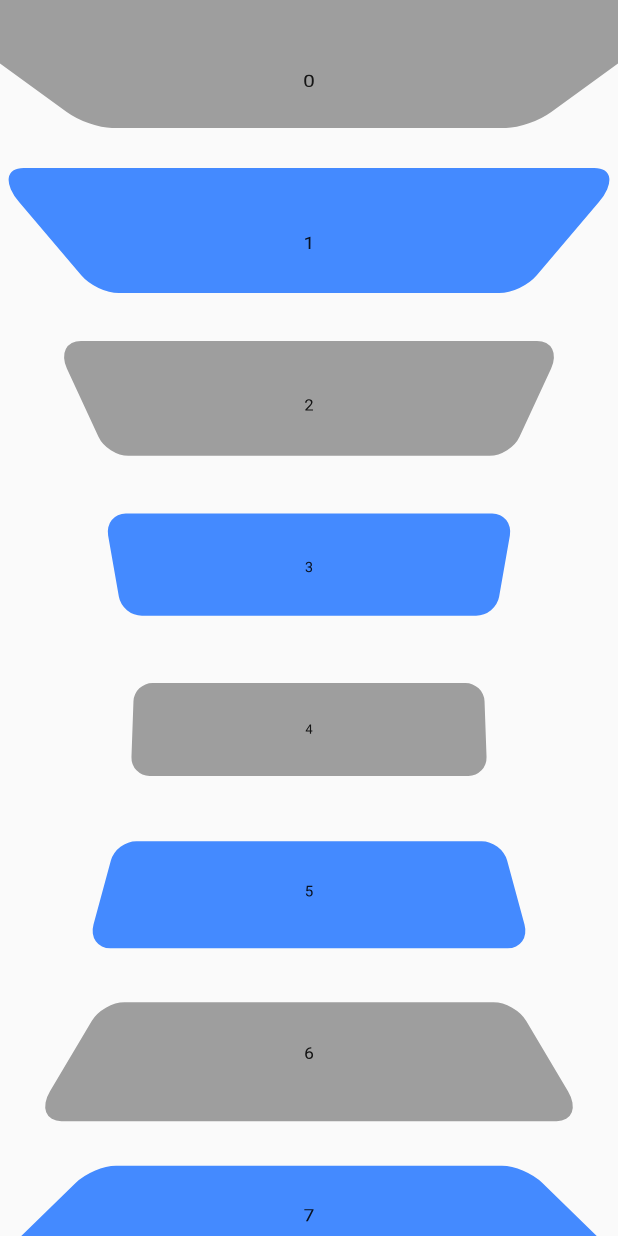
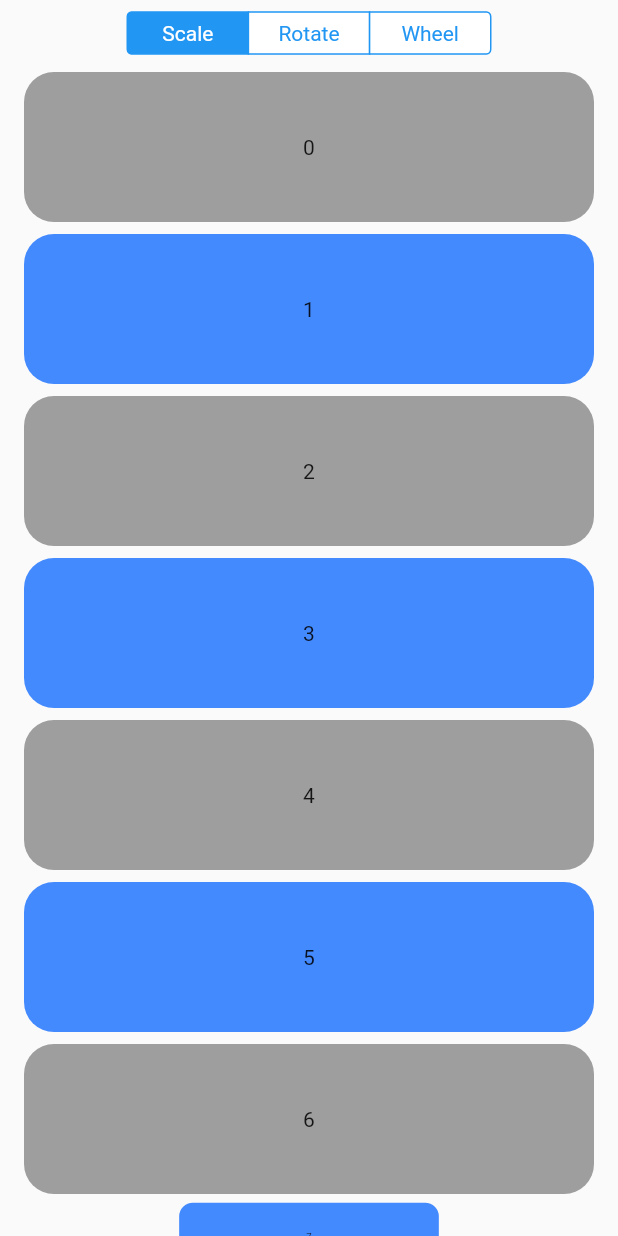
Before and after one commit to TBR-Group-software/transformable_list_view, a Flutter app: the screen it shows after launch, on a phone screen of 412 x 824 dp. Run offline on Flutter 3.47's test engine with Material 2 defaults, Android fonts, the phone set to English and light mode, and no system bars.

Commit message:
example updated with CupertinoSegmentedControl

```diff
--- a/example/lib/screens/example_screen.dart
+++ b/example/lib/screens/example_screen.dart
@@ -1,11 +1,17 @@
 import 'dart:math';
 
+import 'package:flutter/cupertino.dart';
 import 'package:flutter/material.dart';
 import 'package:transformable_list_view/transformable_list_view.dart';
 
-class ExampleScreen extends StatelessWidget {
+class ExampleScreen extends StatefulWidget {
   const ExampleScreen({Key? key}) : super(key: key);
 
+  @override
+  State<ExampleScreen> createState() => _ExampleScreenState();
+}
+
+class _ExampleScreenState extends State<ExampleScreen> {
   Matrix4 getScaleDownMatrix(TransformableListItem item) {
     /// final scale of child when the animation is completed
     const endScaleBound = 0.3;
@@ -80,9 +86,12 @@ class ExampleScreen extends StatelessWidget {
   }
 
   Matrix4 getWheelMatrix(TransformableListItem item) {
+    /// rotate item to 36 degrees
     const maxRotationTurnsInRadians = pi / 5.0;
     const minScale = 0.6;
     const maxScale = 1.0;
+
+    /// perception of depth when the item rotates
     const depthFactor = 0.01;
 
     /// offset when [animationProgress] == 0
@@ -106,11 +115,46 @@ class ExampleScreen extends StatelessWidget {
     return result;
   }
 
+  late final transformMatrices = {
+    'Scale': getScaleDownMatrix,
+    'Rotate': getRotateMatrix,
+    'Wheel': getWheelMatrix,
+  };
+
+  late String currentMatrix = transformMatrices.entries.first.key;
+
   @override
   Widget build(BuildContext context) {
     return Scaffold(
-      body: TransformableListView.builder(
-        getTransformMatrix: getWheelMatrix,
+      body: Column(
+        children: [
+          SafeArea(
+            minimum: const EdgeInsets.symmetric(vertical: 8),
+            child: CupertinoSegmentedControl<String>(
+              children: {
+                for (final matrixTitle in transformMatrices.keys)
+                  matrixTitle: Padding(
+                    padding: const EdgeInsets.symmetric(horizontal: 20),
+                    child: Text(matrixTitle),
+                  ),
+              },
+              groupValue: currentMatrix,
+              onValueChanged: (value) {
+                setState(() {
+                  currentMatrix = value;
+                });
+              },
+            ),
+          ),
+          Expanded(
+            child: IndexedStack(
+              index: transformMatrices.keys.toList().indexOf(currentMatrix),
+              children: [
+                for (final matrix in transformMatrices.entries)
+                  TransformableListView.builder(
+                    key: Key(matrix.key),
+                    controller: ScrollController(),
+                    getTransformMatrix: matrix.value,
                     itemBuilder: (context, index) {
                       return Container(
                         height: 100,
@@ -128,6 +172,11 @@ class ExampleScreen extends StatelessWidget {
                     },
                     itemCount: 30,
                   ),
+              ],
+            ),
+          ),
+        ],
+      ),
     );
   }
 }
--- a/lib/transformable_list_view.dart
+++ b/lib/transformable_list_view.dart
@@ -1,5 +1,6 @@
 library transformable_list_view;
 
+export 'src/transform_matrix_callback.dart';
 export 'src/transformable_list_view.dart';
 export 'src/transformable_sliver.dart';
 export 'src/transformable_sliver_list.dart';
```
Lines whose indentation alone changed are shown as unchanged.
